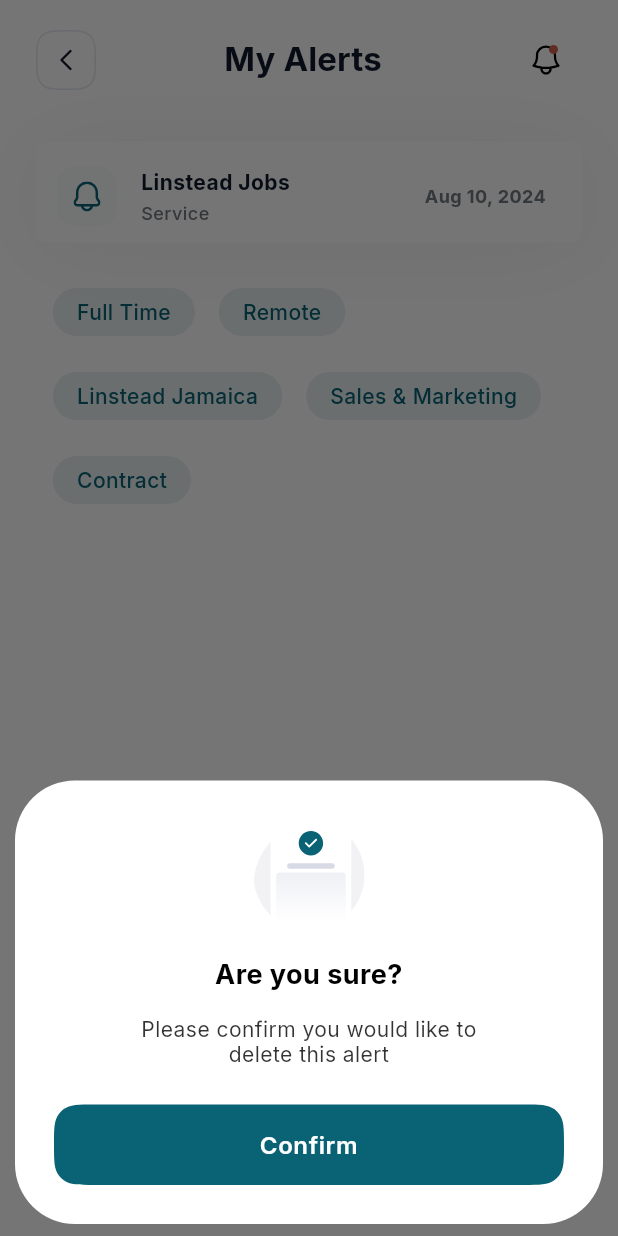
After one commit to adkdeve/pillo_job_app, a Flutter app: the MyViewAlertView screen opened directly, after a tap on "Delete Alert", on a phone screen of 412 x 824 dp. The commit adds this screen. Run offline on Flutter 3.47's test engine with Material 3 defaults, Android fonts, the phone set to English and light mode, and no system bars; our stand-ins replace country_picker, custom_rating_bar, flutter_screenutil, flutter_svg, get, google_fonts and 2 more.

Commit message:
add alert screen

```diff
--- /dev/null
+++ b/lib/app/modules/main/profile/views/my_view_alert_view.dart
@@ -0,0 +1,249 @@
+import 'package:flutter/material.dart';
+import 'package:flutter/services.dart';
+import 'package:flutter/widgets.dart';
+import 'package:flutter_screenutil/flutter_screenutil.dart';
+import 'package:flutter_svg/flutter_svg.dart';
+
+import 'package:get/get.dart';
+import 'package:get/get_core/get_core.dart';
+import 'package:google_fonts/google_fonts.dart';
+import 'package:pillo/app/modules/auth/views/signup_view.dart';
+import 'package:pillo/app/modules/main/explore/views/filter_view.dart';
+import 'package:pillo/app/modules/main/explore/views/job_details_view.dart';
+import 'package:pillo/app/modules/main/home/views/home_view.dart';
+import 'package:pillo/app/modules/main/profile/views/resume_pro_card_view.dart';
+import 'package:pillo/app/utils/app_colors.dart';
+import 'package:pillo/app/utils/app_config.dart';
+import 'package:pillo/app/utils/app_extension.dart';
+import 'package:pillo/app/utils/app_images.dart';
+import 'package:pillo/components/my_text.dart';
+import 'package:pillo/components/primary_button.dart';
+import 'package:pillo/components/smooth_rectangle_border.dart';
+
+import '../controllers/profile_controller.dart';
+
+class MyViewAlertView extends GetView<ProfileController> {
+  const MyViewAlertView({super.key});
+  @override
+  Widget build(BuildContext context) {
+    return Scaffold(
+      // backgroundColor: color25,
+      body: SafeArea(
+        child: Padding(
+          padding: const EdgeInsets.symmetric(
+            vertical: defaultPadding,
+            horizontal: defaultPadding * 1.5,
+          ),
+          child: Column(
+            children: [
+              const Row(
+                children: [
+                  MyBackBtn(),
+                  Spacer(),
+                  MyText(
+                    text: 'My Alerts',
+                    fontSize: 22,
+                    color: primaryColor,
+                    fontWeight: FontWeight.w700,
+                    letterSpacing: 0.1,
+                  ),
+                  Spacer(),
+                  NotificationBtn()
+                ],
+              ),
+              30.sbh,
+
+              Container(
+                width: 1.sw,
+                padding: const EdgeInsets.only(
+                  top: 17,
+                  bottom: 11,
+                  right: 24,
+                  left: 14,
+                ),
+                decoration: BoxDecoration(
+                  color: whiteColor,
+                  boxShadow: [
+                    BoxShadow(
+                      color: Colors.black.withOpacity(0.05),
+                      offset: const Offset(0, 4),
+                      blurRadius: 50,
+                    ),
+                  ],
+                  borderRadius: BorderRadius.circular(8),
+                ),
+                child: Row(
+                  children: [
+                    Container(
+                      padding: const EdgeInsets.all(10),
+                      decoration: ShapeDecoration(
+                        color: const Color(0xffF9FAFB),
+                        shape: SmoothRectangleBorder(
+                          smoothness: 1,
+                          borderRadius: BorderRadius.circular(
+                            12,
+                          ),
+                        ),
+                      ),
+                      child: Center(
+                        child: SvgPicture.asset(
+                          ic_notification2,
+                          width: 20,
+                          height: 20,
+                          color: green,
+                        ),
+                      ),
+                    ),
+                    16.sbw,
+                    Column(
+                      crossAxisAlignment: CrossAxisAlignment.start,
+                      children: [
+                        const MyText(
+                          text: 'Linstead Jobs',
+                          fontSize: 14,
+                          fontWeight: FontWeight.w700,
+                          color: primaryColor,
+                        ),
+                        5.sbh,
+                        const MyText(
+                          text: 'Service',
+                          fontSize: 12,
+                          color: Color(0xff747A80),
+                        ),
+                      ],
+                    ),
+                    const Spacer(),
+                    const MyText(
+                      text: 'Aug 10, 2024',
+                      fontSize: 12,
+                      fontWeight: FontWeight.w700,
+                      color: Color(0xff747A80),
+                    )
+                  ],
+                ),
+              ),
+              30.sbh,
+              const Expanded(
+                child: Wrap(
+                  // spacing: 16, // Space between chips horizontally
+                  runSpacing: 24, // Space between chips vertically
+                  children: [
+                    CustomChip(label: "Full Time"),
+                    CustomChip(label: "Remote"),
+                    CustomChip(label: "Linstead Jamaica"),
+                    CustomChip(label: "Sales & Marketing"),
+                    CustomChip(label: "Contract"),
+                  ],
+                ),
+              ),
+              // const Spacer(),
+              PrimaryButton(
+                text: 'Delete Alert',
+                onPressed: () {
+                  Get.bottomSheet(
+                    Container(
+                      width: 1.sw,
+                      padding: const EdgeInsets.all(26),
+                      margin: const EdgeInsets.symmetric(
+                        horizontal: 10,
+                        vertical: 8,
+                      ),
+                      decoration: const BoxDecoration(
+                        color: Colors.white,
+                        borderRadius: BorderRadius.all(Radius.circular(40)),
+                      ),
+                      child: Column(
+                        mainAxisSize: MainAxisSize.min,
+                        children: [
+                          SvgPicture.asset(
+                            ic_alert,
+                            width: 75,
+                            height: 77,
+                          ),
+                          16.sbh,
+                          const MyText(
+                            text: 'Are you sure?',
+                            fontSize: 18,
+                            fontWeight: FontWeight.w700,
+                            color: blackColor,
+                          ),
+                          16.sbh,
+                          MyText(
+                            text:
+                                'Please confirm you would like to\ndelete this alert',
+                            fontSize: 14,
+                            fontWeight: FontWeight.w400,
+                            color: blackColor.withOpacity(.8),
+                          ),
+                          25.sbh,
+                          PrimaryButton(
+                            text: 'Confirm',
+                            color: green,
+                            borderRadius: 20,
+                            onPressed: () {
+                              Get.back();
+                            },
+                          ),
+                        ],
+                      ),
+                    ),
+                    backgroundColor: Colors.transparent,
+                    isScrollControlled: true,
+                  );
+                },
+              ),
+              // 10.sbh
+              GestureDetector(
+                onTap: () => Get.back(),
+                child: const Padding(
+                  padding: EdgeInsets.all(10),
+                  child: MyText(
+                    text: 'Close',
+                    fontSize: 16,
+                    fontWeight: FontWeight.w400,
+                    color: color500,
+                  ),
+                ),
+              ),
+              24.sbh,
+            ],
+          ),
+        ),
+      ),
+    );
+  }
+}
+
+class CustomChip extends StatelessWidget {
+  final String label;
+
+  const CustomChip({super.key, required this.label});
+
+  @override
+  Widget build(BuildContext context) {
+    return IntrinsicWidth(
+      child: Container(
+        padding: const EdgeInsets.symmetric(vertical: 6, horizontal: 16),
+        margin: const EdgeInsets.only(right: 16),
+        decoration: BoxDecoration(
+          color: const Color.fromRGBO(10, 99, 117, 0.10),
+          borderRadius: BorderRadius.circular(100),
+        ),
+        child: Center(
+          child: Text(
+            label,
+            style: const TextStyle(
+              color: green,
+              fontWeight: FontWeight.w500,
+              fontSize: 14,
+            ),
+          ),
+        ),
+        // shape: RoundedRectangleBorder(
+        //   borderRadius: BorderRadius.circular(16),
+        //   side: BorderSide.none,
+        // ),
+      ),
+    );
+  }
+}
--- a/lib/app/routes/app_pages.dart
+++ b/lib/app/routes/app_pages.dart
@@ -22,7 +22,7 @@ part 'app_routes.dart';
 class AppPages {
   AppPages._();
 
-  static const INITIAL = Routes.AUTH;
+  static const INITIAL = Routes.MAIN;
 
   static final routes = [
     GetPage(
--- a/lib/app/utils/app_images.dart
+++ b/lib/app/utils/app_images.dart
@@ -69,10 +69,13 @@ const ic_no_save = "assets/icons/ic_no_save.svg";
 // $$$$$$$$$$$$$$$   profile   $$$$$$$$$$$$$$$
 const ic_pattern = "assets/icons/ic_pattern.svg";
 
+const ic_alert = "assets/icons/ic_alert.svg";
+
 const ic_account = "assets/icons/ic_account.svg";
 const ic_resume = "assets/icons/ic_resume.svg";
 const ic_orderr = "assets/icons/ic_order.svg";
 const ic_term = "assets/icons/ic_term.svg";
+const ic_notification2 = "assets/icons/ic_notification2.svg";
 const ic_help = "assets/icons/ic_help.svg";
 const ic_pass = "assets/icons/ic_pass.svg";
 const ic_setting = "assets/icons/ic_setting.svg";
```
Also changed, not shown: lib/app/modules/auth/views/code_verify_view.dart (+9 -2 lines), lib/app/modules/auth/views/reset_password_view.dart (+19 -7 lines), lib/app/modules/main/explore/views/explore_view.dart (+0 -12 lines), lib/app/modules/main/explore/views/filter_view.dart (+18 -1 lines), lib/app/modules/main/profile/views/account_edit_view.dart (+80 -4 lines), lib/app/modules/main/profile/views/my_alert_view.dart (added, +235 -0 lines), lib/app/modules/main/profile/views/profile_view.dart (+7 -3 lines), assets/icons/ic_alert.svg (added), assets/icons/ic_notification2.svg (added), lib/app/modules/auth/views/choose_location_view.dart (indentation only), lib/app/utils/app_colors.dart (line endings or trailing spaces).
